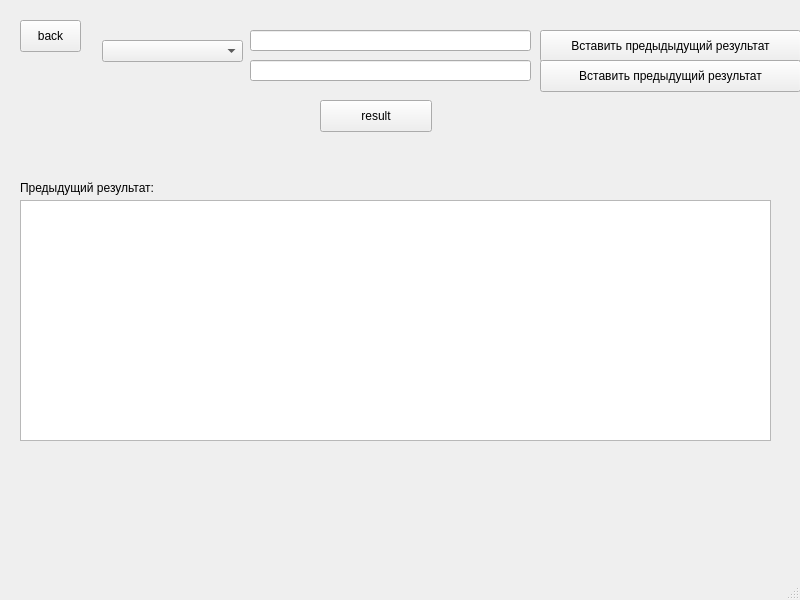
S1ckick/dm9375, file dm9375/naturalsumwindow.ui: the form before one commit.
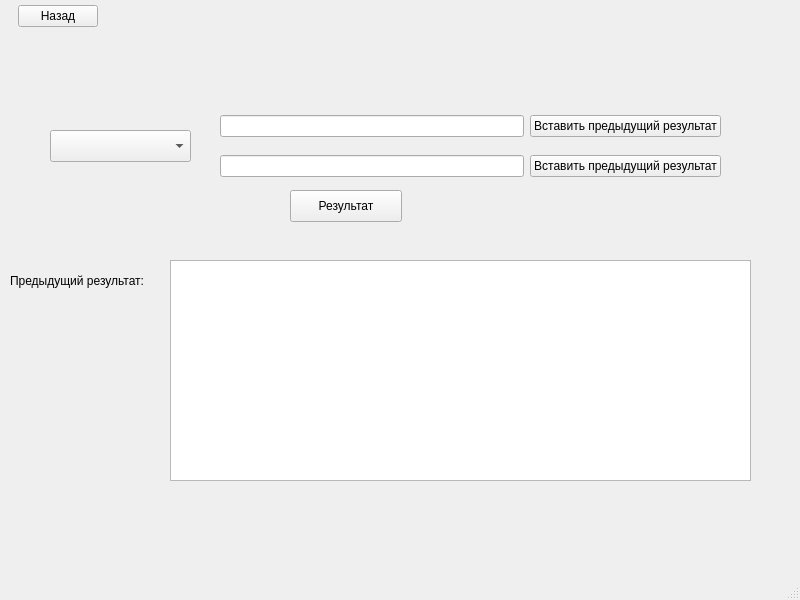
The form after the commit.

```diff
--- a/dm9375/naturalsumwindow.ui
+++ b/dm9375/naturalsumwindow.ui
@@ -14,133 +14,152 @@
    <string>Натуральные числа</string>
   </property>
   <widget class="QWidget" name="centralwidget">
-   <widget class="QPushButton" name="pushButton">
-    <property name="geometry">
-     <rect>
-      <x>20</x>
-      <y>20</y>
-      <width>61</width>
-      <height>32</height>
-     </rect>
-    </property>
-    <property name="text">
-     <string>back</string>
-    </property>
-   </widget>
-   <widget class="QPushButton" name="result">
-    <property name="geometry">
-     <rect>
-      <x>320</x>
-      <y>100</y>
-      <width>112</width>
-      <height>32</height>
-     </rect>
-    </property>
-    <property name="text">
-     <string>result</string>
-    </property>
-   </widget>
    <widget class="QTextEdit" name="result_out">
     <property name="geometry">
      <rect>
-      <x>20</x>
-      <y>200</y>
-      <width>751</width>
-      <height>241</height>
+      <x>170</x>
+      <y>260</y>
+      <width>581</width>
+      <height>221</height>
      </rect>
     </property>
     <property name="readOnly">
      <bool>true</bool>
     </property>
    </widget>
-   <widget class="QLabel" name="label">
-    <property name="geometry">
-     <rect>
-      <x>20</x>
-      <y>180</y>
-      <width>221</width>
-      <height>16</height>
-     </rect>
-    </property>
-    <property name="text">
-     <string>Предыдущий результат:</string>
-    </property>
-   </widget>
-   <widget class="QPushButton" name="replace_known_1">
-    <property name="geometry">
-     <rect>
-      <x>540</x>
-      <y>30</y>
-      <width>261</width>
-      <height>32</height>
-     </rect>
-    </property>
-    <property name="text">
-     <string>Вставить предыдыдущий результат</string>
-    </property>
-   </widget>
-   <widget class="QPushButton" name="replace_known_2">
-    <property name="geometry">
-     <rect>
-      <x>540</x>
-      <y>60</y>
-      <width>261</width>
-      <height>32</height>
-     </rect>
-    </property>
-    <property name="text">
-     <string>Вставить предыдущий результат</string>
-    </property>
-   </widget>
    <widget class="QComboBox" name="comboBox">
     <property name="geometry">
      <rect>
-      <x>102</x>
-      <y>40</y>
+      <x>50</x>
+      <y>130</y>
       <width>141</width>
-      <height>22</height>
+      <height>32</height>
      </rect>
     </property>
    </widget>
-   <widget class="QLineEdit" name="natural1">
-    <property name="geometry">
-     <rect>
-      <x>250</x>
-      <y>30</y>
-      <width>281</width>
-      <height>21</height>
-     </rect>
-    </property>
-    <property name="maxLength">
-     <number>999999999</number>
-    </property>
-   </widget>
-   <widget class="QLineEdit" name="natural2">
-    <property name="geometry">
-     <rect>
-      <x>250</x>
-      <y>60</y>
-      <width>281</width>
-      <height>21</height>
-     </rect>
-    </property>
-    <property name="maxLength">
-     <number>999999999</number>
-    </property>
-   </widget>
    <widget class="QLabel" name="warning">
     <property name="geometry">
      <rect>
-      <x>270</x>
-      <y>0</y>
-      <width>221</width>
-      <height>20</height>
+      <x>220</x>
+      <y>80</y>
+      <width>251</width>
+      <height>16</height>
      </rect>
     </property>
     <property name="text">
      <string/>
     </property>
    </widget>
+   <widget class="QPushButton" name="result">
+    <property name="geometry">
+     <rect>
+      <x>290</x>
+      <y>190</y>
+      <width>112</width>
+      <height>32</height>
+     </rect>
+    </property>
+    <property name="text">
+     <string>Результат</string>
+    </property>
+   </widget>
+   <widget class="QWidget" name="layoutWidget">
+    <property name="geometry">
+     <rect>
+      <x>220</x>
+      <y>110</y>
+      <width>501</width>
+      <height>33</height>
+     </rect>
+    </property>
+    <layout class="QHBoxLayout" name="horizontalLayout">
+     <item>
+      <widget class="QLineEdit" name="input1">
+       <property name="maxLength">
+        <number>999999999</number>
+       </property>
+      </widget>
+     </item>
+     <item>
+      <widget class="QPushButton" name="pushButton_2">
+       <property name="text">
+        <string>Вставить предыдущий результат</string>
+       </property>
+      </widget>
+     </item>
+    </layout>
+   </widget>
+   <widget class="QWidget" name="layoutWidget_2">
+    <property name="geometry">
+     <rect>
+      <x>220</x>
+      <y>150</y>
+      <width>501</width>
+      <height>33</height>
+     </rect>
+    </property>
+    <layout class="QHBoxLayout" name="horizontalLayout_2">
+     <item>
+      <widget class="QLineEdit" name="input2">
+       <property name="maxLength">
+        <number>999999999</number>
+       </property>
+      </widget>
+     </item>
+     <item>
+      <widget class="QPushButton" name="pushButton_3">
+       <property name="text">
+        <string>Вставить предыдущий результат</string>
+       </property>
+      </widget>
+     </item>
+    </layout>
+   </widget>
+   <widget class="QLabel" name="label">
+    <property name="geometry">
+     <rect>
+      <x>10</x>
+      <y>260</y>
+      <width>161</width>
+      <height>41</height>
+     </rect>
+    </property>
+    <property name="text">
+     <string>Предыдущий результат:</string>
+    </property>
+   </widget>
+   <widget class="QWidget" name="layoutWidget_3">
+    <property name="geometry">
+     <rect>
+      <x>0</x>
+      <y>0</y>
+      <width>98</width>
+      <height>32</height>
+     </rect>
+    </property>
+    <layout class="QHBoxLayout" name="horizontalLayout_3">
+     <item>
+      <spacer name="horizontalSpacer">
+       <property name="orientation">
+        <enum>Qt::Horizontal</enum>
+       </property>
+       <property name="sizeHint" stdset="0">
+        <size>
+         <width>18</width>
+         <height>20</height>
+        </size>
+       </property>
+      </spacer>
+     </item>
+     <item>
+      <widget class="QPushButton" name="pushButton">
+       <property name="text">
+        <string>Назад</string>
+       </property>
+      </widget>
+     </item>
+    </layout>
+   </widget>
   </widget>
   <widget class="QMenuBar" name="menubar">
    <property name="geometry">
```
